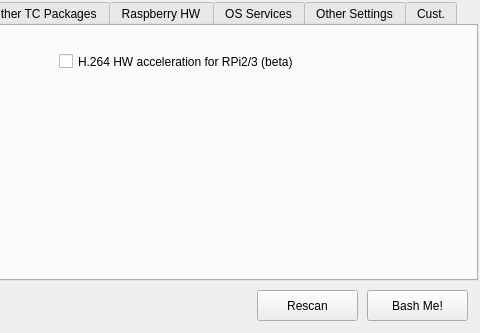
Gibbio/RPiTC_Builder, file rpitc.ui: the form before one commit; both pictures show x 253 to 733 and y 0 to 333 of the 733 by 333 pixel window.
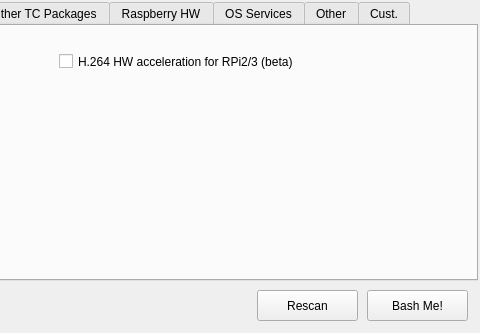
The form after the commit. Icons and pictures are not drawn.

Commit message: Renamed Other tab

```diff
--- a/rpitc.ui
+++ b/rpitc.ui
@@ -612,7 +612,7 @@
     </widget>
     <widget class="QWidget" name="othercfg_tab">
      <attribute name="title">
-      <string>Other Settings</string>
+      <string>Other</string>
      </attribute>
      <widget class="QWidget" name="verticalLayoutWidget_6">
       <property name="geometry">
```
The commit also changes 3 other files.
